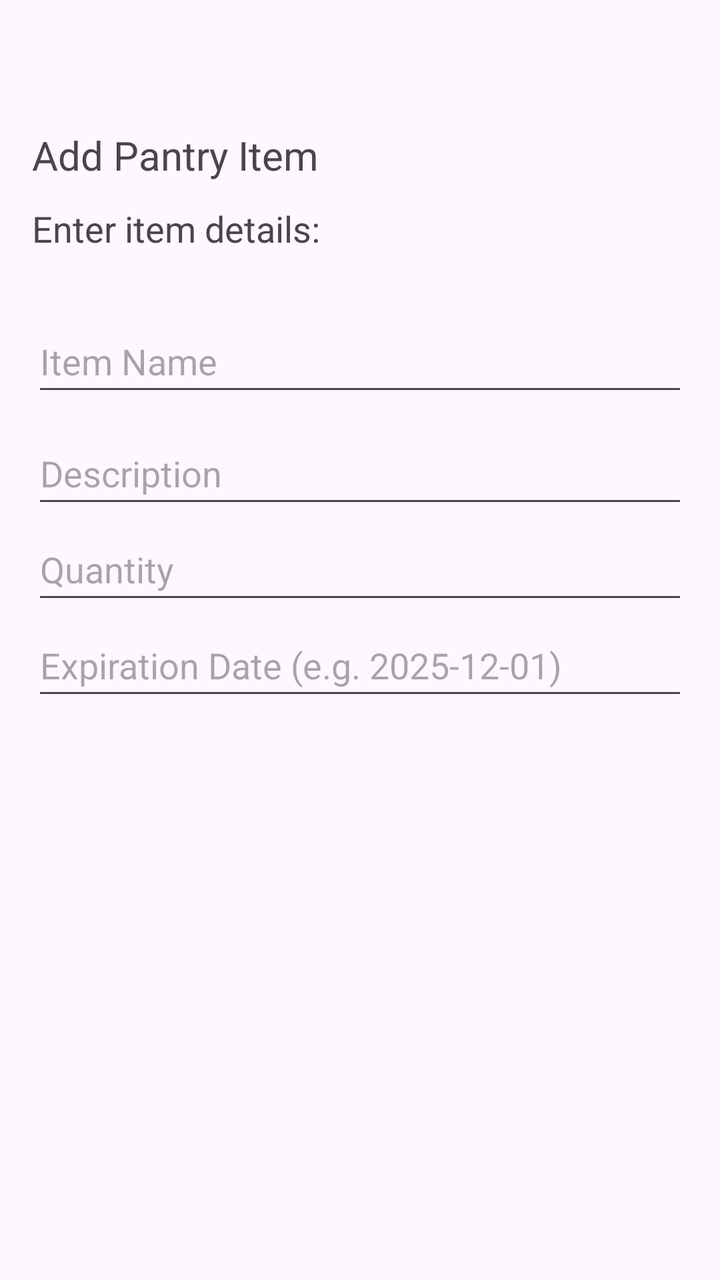
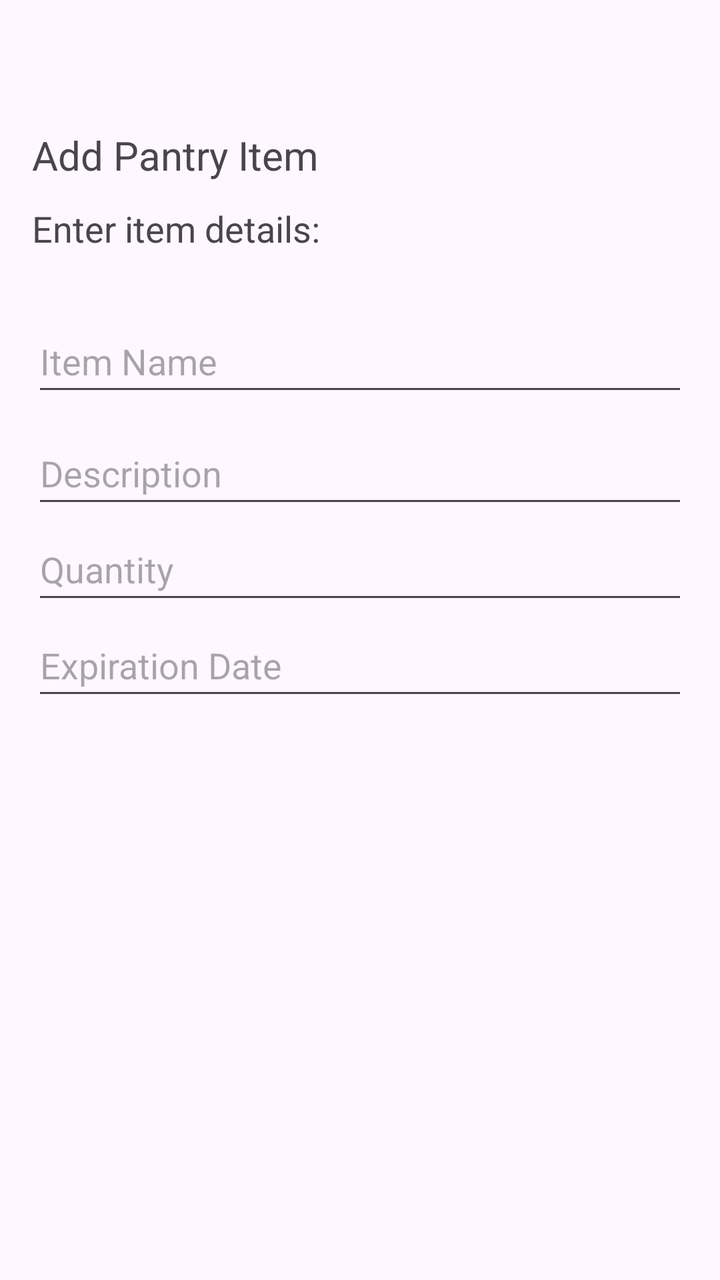

An Android layout rendered at two revisions. The XML below is the earlier revision; the diff shows what the commit changed to produce the second picture.
<!-- AndroidManifest.xml: application theme Theme.Material3.DayNight.NoActionBar -->
<!-- res/layout/add_pantry_item.xml -->
<?xml version="1.0" encoding="utf-8"?>
<LinearLayout
    xmlns:android="http://schemas.android.com/apk/res/android"
    android:orientation="vertical"
    android:padding="16dp"
    android:layout_width="match_parent"
    android:layout_height="wrap_content">

    <View
        android:layout_width="match_parent"
        android:layout_height="48dp" />

    <TextView
        android:layout_width="wrap_content"
        android:layout_height="30dp"
        android:layout_marginBottom="8dp"
        android:text="Add Pantry Item"
        android:textSize="20sp" />
    <TextView
        android:text="Enter item details:"
        android:textSize="18sp"
        android:layout_width="wrap_content"
        android:layout_marginBottom="7dp"
        android:layout_height="46dp"/>

    <EditText
        android:id="@+id/editName"
        android:hint="Item Name"
        android:inputType="text"
        android:layout_width="match_parent"
        android:layout_height="48dp"
        android:layout_marginBottom="8dp"/>

    <EditText
        android:id="@+id/editDescription"
        android:hint="Description"
        android:inputType="text"
        android:layout_width="match_parent"
        android:layout_height="48dp"/>

    <EditText
        android:id="@+id/editQuantity"
        android:hint="Quantity"
        android:inputType="number"
        android:layout_width="match_parent"
        android:layout_height="48dp"
        />

    <EditText
        android:id="@+id/editExpirationDate"
        android:hint="Expiration Date (e.g. 2025-12-01)"
        android:inputType="date"
        android:layout_width="match_parent"
        android:layout_height="48dp"
        />
</LinearLayout>
<!-- resources referenced by this layout -->
<resources>

</resources>

<!-- the commit's change to res/layout/add_pantry_item.xml (unified diff, before → after) -->
@@ -48,8 +48,10 @@
 
     <EditText
         android:id="@+id/editExpirationDate"
-        android:hint="Expiration Date (e.g. 2025-12-01)"
-        android:inputType="date"
+        android:hint="Expiration Date"
+        android:focusable="false"
+        android:clickable="true"
+        android:inputType="none"
         android:layout_width="match_parent"
         android:layout_height="48dp"
         />
